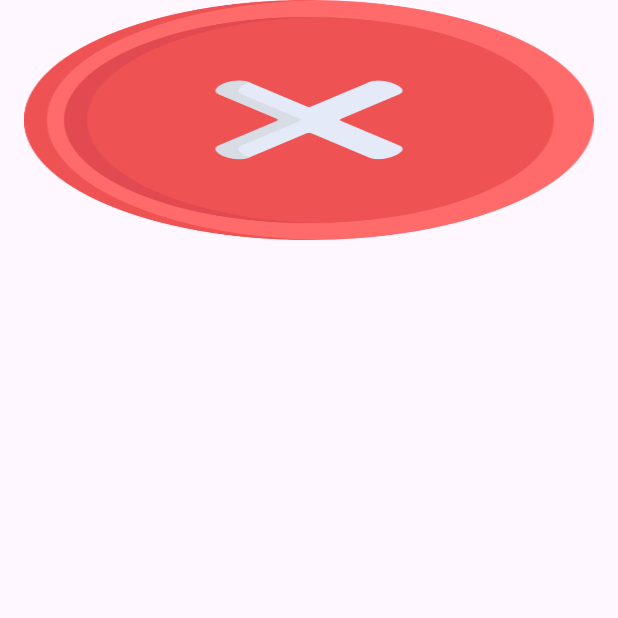
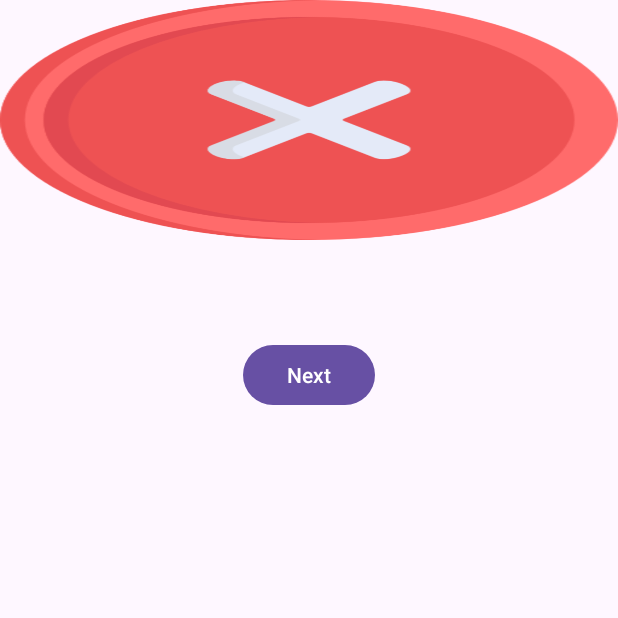
Before and after one commit to PhatBee/Tuan9_viewFlipper_viewpager_Fragment, an Android app: the ViewFlipperActivity screen opened directly, with no data from a screen before it, on a phone screen of 412 x 824 dp, the top half of it. Run offline under Robolectric (Android 15) with nearby library versions, the phone set to English and light mode, and no system bars; pictures from the network do not load.

Commit message:
4. Slide Images with CircleIndicator and ViewPager

```diff
--- a/app/build.gradle.kts
+++ b/app/build.gradle.kts
@@ -46,4 +46,5 @@ dependencies {
     androidTestImplementation(libs.espresso.core)
     implementation (libs.glide)
     annotationProcessor(libs.glideAnnotation)
+    implementation(libs.circleindicator)
 }
--- a/app/src/main/java/vn/phatbee/tuan9_viewflipper_viewpager_fragment/activity/ViewFlipperActivity.java
+++ b/app/src/main/java/vn/phatbee/tuan9_viewflipper_viewpager_fragment/activity/ViewFlipperActivity.java
@@ -1,10 +1,13 @@
 package vn.phatbee.tuan9_viewflipper_viewpager_fragment.activity;
 
+import android.content.Intent;
 import android.graphics.drawable.Drawable;
 import android.os.Bundle;
 import android.util.Log;
+import android.view.View;
 import android.view.animation.Animation;
 import android.view.animation.AnimationUtils;
+import android.widget.Button;
 import android.widget.ImageView;
 import android.widget.ViewFlipper;
 
@@ -31,6 +34,7 @@ import vn.phatbee.tuan9_viewflipper_viewpager_fragment.R;
 
 public class ViewFlipperActivity extends AppCompatActivity {
     ViewFlipper viewFlipperMain;
+    Button btnNextSlideImages2;
 
 
     @Override
@@ -38,11 +42,20 @@ public class ViewFlipperActivity extends AppCompatActivity {
         super.onCreate(savedInstanceState);
         EdgeToEdge.enable(this);
         setContentView(R.layout.activity_view_flipper);
+        btnNextSlideImages2 = findViewById(R.id.btnNextSlideImages2);
+        btnNextSlideImages2.setOnClickListener(new View.OnClickListener() {
+            @Override
+            public void onClick(View view) {
+                Intent intent = new Intent(ViewFlipperActivity.this, SlideImagesWithCircleIndicatorAndViewPagerActivity.class);
+                startActivity(intent);
+            }
+        });
 
 
         // 🛠 THÊM DÒNG NÀY: Khởi tạo viewFlipperMain
         viewFlipperMain = findViewById(R.id.viewFlipperMain);
         actionViewFlipper();
+
     }
 
     private void actionViewFlipper(){
--- a/app/src/main/res/layout/activity_view_flipper.xml
+++ b/app/src/main/res/layout/activity_view_flipper.xml
@@ -9,13 +9,22 @@
 
     <ViewFlipper
         android:id="@+id/viewFlipperMain"
+        android:layout_width="match_parent"
+        android:layout_height="160dp"
         android:autoStart="false"
         android:visibility="visible"
-        android:layout_width="match_parent"
-        android:layout_height="160dp"
-        android:layout_marginStart="16dp"
-        android:layout_marginTop="8dp"
-        android:layout_marginEnd="16dp">
-    </ViewFlipper>
+        app:layout_constraintStart_toStartOf="parent"
+        app:layout_constraintTop_toTopOf="parent"></ViewFlipper>
+
+    <Button
+        android:id="@+id/btnNextSlideImages2"
+        android:layout_width="wrap_content"
+        android:layout_height="wrap_content"
+        android:layout_marginBottom="484dp"
+        android:text="Next"
+        app:layout_constraintBottom_toBottomOf="parent"
+        app:layout_constraintEnd_toEndOf="parent"
+        app:layout_constraintStart_toStartOf="parent"
+        app:layout_constraintTop_toBottomOf="@+id/viewFlipperMain" />
 
 </androidx.constraintlayout.widget.ConstraintLayout>
--- a/gradle/libs.versions.toml
+++ b/gradle/libs.versions.toml
@@ -1,5 +1,6 @@
 [versions]
 agp = "8.7.3"
+circleindicator = "2.1.6"
 glide = "4.16.0"
 glideAnnotation = "4.16.0"
 junit = "4.13.2"
@@ -11,6 +12,7 @@ activity = "1.10.1"
 constraintlayout = "2.2.1"
 
 [libraries]
+circleindicator = { module = "me.relex:circleindicator", version.ref = "circleindicator" }
 glideAnnotation = { group = "com.github.bumptech.glide", name = "compiler", version.ref = "glideAnnotation" }
 glide = { module = "com.github.bumptech.glide:glide", version.ref = "glide" }
 junit = { group = "junit", name = "junit", version.ref = "junit" }
```
Also changed, not shown: app/src/main/AndroidManifest.xml (+6 -2 lines), app/src/main/java/vn/phatbee/tuan9_viewflipper_viewpager_fragment/activity/SlideImagesWithCircleIndicatorAndViewPagerActivity.java (added, +103 -0 lines), app/src/main/java/vn/phatbee/tuan9_viewflipper_viewpager_fragment/adapter/ImagesViewPageAdapter.java (added, +52 -0 lines), app/src/main/java/vn/phatbee/tuan9_viewflipper_viewpager_fragment/model/Images.java (added, +17 -0 lines), app/src/main/res/layout/activity_slide_images_with_circle_indicator_and_view_pager.xml (added, +24 -0 lines), app/src/main/res/layout/item_images.xml (added, +12 -0 lines), app/src/main/res/drawable/coffee.png (added), app/src/main/res/drawable/quangcao.png (added), 2 other files.
